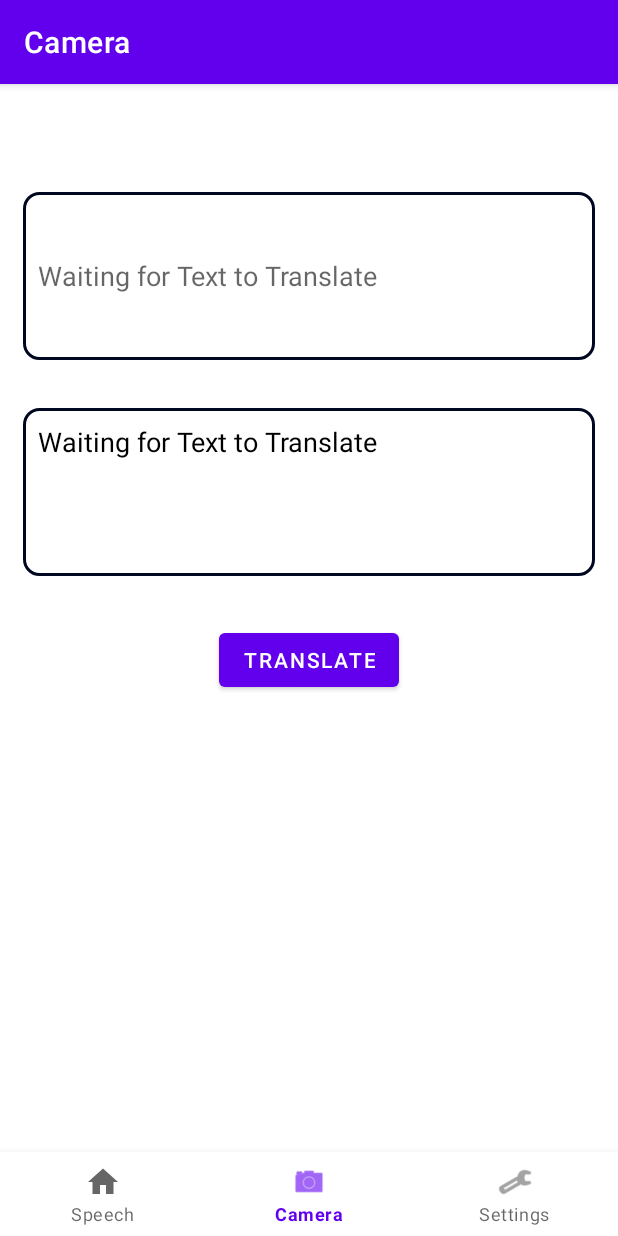
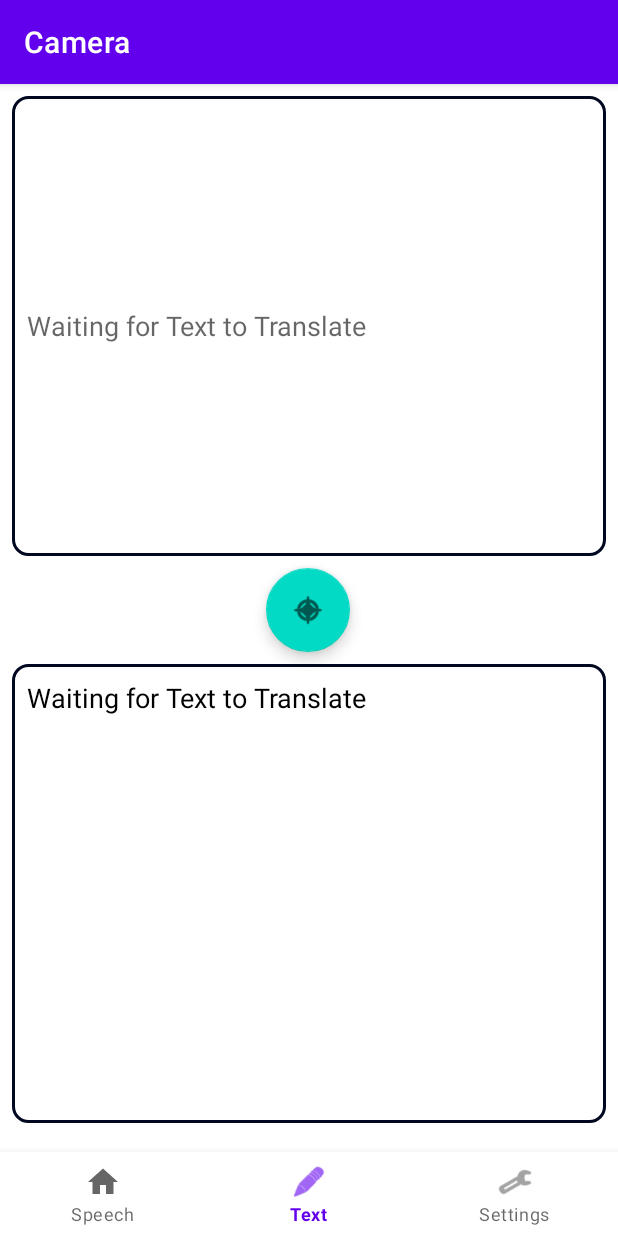
Before and after one commit to AthlonsDev/Translation_App, an Android app: the DashboardFragment screen opened through its navigation route, on a phone screen of 412 x 824 dp. Run offline under Robolectric (Android 15) with nearby library versions, the phone set to English and light mode, and no system bars; our stand-ins replace Picasso, androidx.preference, navigation-ui; libraries missing offline, so code that uses them is left out: androidx.camera.core, androidx.camera.lifecycle, com.google.mlkit.common, com.google.mlkit.nl, com.google.mlkit.vision; 21 statements that could not run were skipped.

Commit message:
UI fixes

```diff
--- a/app/src/main/AndroidManifest.xml
+++ b/app/src/main/AndroidManifest.xml
@@ -25,7 +25,6 @@
             android:label="@string/app_name">
             <intent-filter>
                 <action android:name="android.intent.action.MAIN" />
-
                 <category android:name="android.intent.category.LAUNCHER" />
             </intent-filter>
         </activity>
--- a/app/src/main/java/com/example/translation_app/ui/home/HomeFragment.kt
+++ b/app/src/main/java/com/example/translation_app/ui/home/HomeFragment.kt
@@ -58,6 +58,7 @@ class HomeFragment : androidx.fragment.app.Fragment(), RecognitionListener {
     private var tts: TextToSpeech? = null
     lateinit var inputLanguage: Locale
     lateinit var targetLanguage: String
+    lateinit var transcript: String
 //    lateinit var adView: AdView
 
     @SuppressLint("ClickableViewAccessibility")
@@ -83,8 +84,6 @@ class HomeFragment : androidx.fragment.app.Fragment(), RecognitionListener {
 
         val translator = Translator()
 
-        binding.speechInput.movementMethod = ScrollingMovementMethod()
-        binding.speechOutput.movementMethod = ScrollingMovementMethod()
 
         readData()
 
@@ -100,50 +99,28 @@ class HomeFragment : androidx.fragment.app.Fragment(), RecognitionListener {
 //        homeViewModel.text.observe(viewLifecycleOwner) {
 //            textView.text = it
 //        }
-        val input: TextView = binding.textView
-        homeViewModel.inputText.observe(viewLifecycleOwner) {
-            input.text = it
-        }
-        val output: TextView = binding.textView2
-        homeViewModel.outText.observe(viewLifecycleOwner) {
-            output.text = it
-        }
-        val button: TextView = binding.translateButton
-        button.setOnClickListener {
-            val inputString = binding.speechInput.text.toString()
-            translator.identifyLanguage(inputString) { result ->
-                inputLanguage = Locale(result)
-                translator.initTranslator(inputString, inputLanguage.toString(), targetLanguage) { result ->
-                        binding.speechOutput.text = result
-                        tts!!.speak(result, TextToSpeech.QUEUE_FLUSH, null, null)
-                }
-            }
-        }
 
         val speechRecognizer = SpeechRecognizer.createSpeechRecognizer(requireContext())
-        binding.micButton.setOnTouchListener(OnTouchListener { v, event ->
+        binding.micButton.setOnTouchListener { v, event ->
             when (event?.action) {
                 MotionEvent.ACTION_DOWN -> {
                     RecSpeech()
-//                    binding.micButton.setText("Listening...")
-//                    binding.micButton.setBackgroundResource(R.drawable.presence_audio_online)
                 }
+
                 MotionEvent.ACTION_UP -> {
                     speechRecognizer.stopListening()
 //                    binding.micButton.setText("Tap to Speak")
                 }
             }
             v?.onTouchEvent(event) ?: true
-        })
+        }
 
+        binding.speechInButton.setOnClickListener {
+            tts!!.speak(transcript, TextToSpeech.QUEUE_FLUSH, null, null)
+        }
 
-        binding.switchButton.setOnClickListener {
-//            switch target and source languages
-            val temp = inputLanguage
-            inputLanguage = Locale(targetLanguage).getDisplayName(Locale(targetLanguage)).let { Locale(it) }
-            targetLanguage = temp.toString()
-            binding.textView.text = "${homeViewModel.inputText} - ${inputLanguage.getDisplayName(inputLanguage)}"
-            binding.textView2.text = "${homeViewModel.outText} - ${inputLanguage.getDisplayName(inputLanguage)}"
+        binding.speechOutButton.setOnClickListener {
+            translateText(transcript, targetLanguage)
         }
 
 
@@ -151,8 +128,6 @@ class HomeFragment : androidx.fragment.app.Fragment(), RecognitionListener {
             checkPermission();
         }
 
-        binding.speechInput.text = getString(R.string.speech_input)
-        binding.speechOutput.text = getString(R.string.speech_output)
 
         val extraButton = binding.extraButton
         extraButton.setOnClickListener {
@@ -254,6 +229,17 @@ class HomeFragment : androidx.fragment.app.Fragment(), RecognitionListener {
             })
     }
 
+    private fun translateText(text: String, targetLanguage: String) {
+        val translator = Translator()
+        translator.identifyLanguage(transcript) { result ->
+            inputLanguage = Locale(result)
+            translator.initTranslator(transcript, inputLanguage.toString(), targetLanguage) { result ->
+//                        binding.speechOutput.text = result
+                tts!!.speak(result, TextToSpeech.QUEUE_FLUSH, null, null)
+            }
+        }
+    }
+
     private fun setRecognitionListener (listener: RecognitionListener) {
        val recognizer = SpeechRecognizer.createSpeechRecognizer(requireContext())
         recognizer.setRecognitionListener(listener)
@@ -263,13 +249,12 @@ class HomeFragment : androidx.fragment.app.Fragment(), RecognitionListener {
     }
 
     override fun onReadyForSpeech(p0: Bundle?) {
-        binding.speechInput.setText("Ready")
         val data = p0?.getStringArrayList(SpeechRecognizer.RESULTS_RECOGNITION)
-        binding.speechOutput.setText(data?.get(0))
+        transcript = data?.get(0).toString()
     }
 
     override fun onBeginningOfSpeech() {
-        binding.speechInput.setText("Listening...")
+
     }
 
     override fun onRmsChanged(p0: Float) {
@@ -281,7 +266,7 @@ class HomeFragment : androidx.fragment.app.Fragment(), RecognitionListener {
     }
 
     override fun onEndOfSpeech() {
-        binding.speechInput.setText("Processing...")
+//        binding.speechInput.setText("Processing...")
     }
 
     override fun onError(p0: Int) {
@@ -290,16 +275,17 @@ class HomeFragment : androidx.fragment.app.Fragment(), RecognitionListener {
 
     override fun onResults(p0: Bundle?) {
         val data = p0?.getStringArrayList(SpeechRecognizer.RESULTS_RECOGNITION)
-        binding.speechInput.setText(data?.get(0))
+        transcript = data?.get(0).toString()
+        translateText(transcript, targetLanguage)
     }
 
     override fun onPartialResults(p0: Bundle?) {
         val data = p0?.getStringArrayList(SpeechRecognizer.RESULTS_RECOGNITION)
-        binding.speechInput.setText(data?.get(0))
+        transcript = data?.get(0).toString()
     }
 
     override fun onEvent(p0: Int, p1: Bundle?) {
-        binding.speechInput.setText("Event")
+
     }
 
     private fun checkPermission() {
@@ -334,7 +320,7 @@ class HomeFragment : androidx.fragment.app.Fragment(), RecognitionListener {
 
                 // on below line we are setting data
                 // to our output text view.
-                binding.speechInput.setText(
+                transcript = (
                     Objects.requireNonNull(res)[0]
 
                 )
--- a/app/src/main/res/layout/activity_main.xml
+++ b/app/src/main/res/layout/activity_main.xml
@@ -5,8 +5,7 @@
         xmlns:tools="http://schemas.android.com/tools"
         android:id="@+id/container"
         android:layout_width="match_parent"
-        android:layout_height="match_parent"
-        android:paddingTop="?attr/actionBarSize">
+        android:layout_height="match_parent">
 
 <!--    <androidx.appcompat.widget.Toolbar-->
 <!--        android:id="@+id/toolbar"-->
--- a/app/src/main/res/layout/fragment_dashboard.xml
+++ b/app/src/main/res/layout/fragment_dashboard.xml
@@ -8,50 +8,56 @@
     tools:context=".ui.dashboard.DashboardFragment">
 
 
-    <EditText
-        android:id="@+id/input_text"
-        android:layout_width="381dp"
-        android:layout_height="112dp"
-        android:layout_marginStart="10dp"
-        android:layout_marginTop="16dp"
-        android:layout_marginEnd="10dp"
-        android:background="@drawable/border"
-        android:padding="10dp"
-        android:scrollbars="vertical"
-        android:hint="Waiting for Text to Translate"
-        android:textColor="@color/black"
-        android:textSize="18sp"
-        app:layout_constraintEnd_toEndOf="parent"
-        app:layout_constraintHorizontal_bias="0.523"
-        app:layout_constraintStart_toStartOf="parent"
-        app:layout_constraintTop_toTopOf="parent" />
-
     <TextView
         android:id="@+id/output_text"
-        android:layout_width="381dp"
-        android:layout_height="112dp"
-        android:layout_marginStart="10dp"
-        android:layout_marginTop="32dp"
-        android:layout_marginEnd="10dp"
+        android:layout_width="0dp"
+        android:layout_height="0dp"
+        android:layout_marginStart="8dp"
+        android:layout_marginEnd="8dp"
+        android:layout_marginBottom="75dp"
         android:background="@drawable/border"
         android:padding="10dp"
         android:scrollbars="vertical"
         android:text="Waiting for Text to Translate"
         android:textColor="@color/black"
         android:textSize="18sp"
+        app:layout_constraintBottom_toBottomOf="parent"
         app:layout_constraintEnd_toEndOf="parent"
-        app:layout_constraintHorizontal_bias="0.523"
+        app:layout_constraintHorizontal_bias="0.0"
+        app:layout_constraintStart_toStartOf="parent"
+        app:layout_constraintTop_toBottomOf="@id/translate_button_2" />
+
+    <com.google.android.material.floatingactionbutton.FloatingActionButton
+        android:id="@+id/translate_button_2"
+        android:layout_width="wrap_content"
+        android:layout_height="wrap_content"
+        android:layout_marginTop="8dp"
+        android:layout_marginBottom="8dp"
+        android:clickable="true"
+        android:src="@android:drawable/ic_menu_compass"
+        app:layout_constraintBottom_toTopOf="@+id/output_text"
+        app:layout_constraintEnd_toEndOf="parent"
+        app:layout_constraintHorizontal_bias="0.498"
         app:layout_constraintStart_toStartOf="parent"
         app:layout_constraintTop_toBottomOf="@+id/input_text" />
 
-    <Button
-        android:id="@+id/translate_button_2"
-        android:layout_width="wrap_content"
-        android:layout_height="wrap_content"
-        android:layout_marginTop="32dp"
-        android:text="Translate"
+    <EditText
+        android:id="@+id/input_text"
+        android:layout_width="0dp"
+        android:layout_height="0dp"
+        android:layout_marginStart="8dp"
+        android:layout_marginTop="8dp"
+        android:layout_marginEnd="8dp"
+        android:background="@drawable/border"
+        android:hint="Waiting for Text to Translate"
+        android:padding="10dp"
+        android:scrollbars="vertical"
+        android:textColor="@color/black"
+        android:textSize="18sp"
+        app:layout_constraintBottom_toTopOf="@id/translate_button_2"
         app:layout_constraintEnd_toEndOf="parent"
+        app:layout_constraintHorizontal_bias="0.0"
         app:layout_constraintStart_toStartOf="parent"
-        app:layout_constraintTop_toBottomOf="@+id/output_text" />
+        app:layout_constraintTop_toTopOf="parent" />
 
 </androidx.constraintlayout.widget.ConstraintLayout>
--- a/app/src/main/res/menu/bottom_nav_menu.xml
+++ b/app/src/main/res/menu/bottom_nav_menu.xml
@@ -8,8 +8,8 @@
 
     <item
         android:id="@+id/navigation_dashboard"
-        android:icon="@android:drawable/ic_menu_camera"
-        android:title="@string/title_dashboard" />
+        android:icon="@android:drawable/ic_menu_edit"
+        android:title="@string/title_text" />
 
     <item
         android:id="@+id/navigation_notifications"
```
Also changed, not shown: app/src/main/res/drawable/speech_in.xml (+21 -0 lines), app/src/main/res/drawable/speech_out.xml (+21 -0 lines), app/src/main/res/layout/activity_camera.xml (+14 -14 lines), app/src/main/res/layout/activity_gallery.xml (+16 -14 lines), app/src/main/res/layout/fragment_home.xml (+69 -80 lines).
